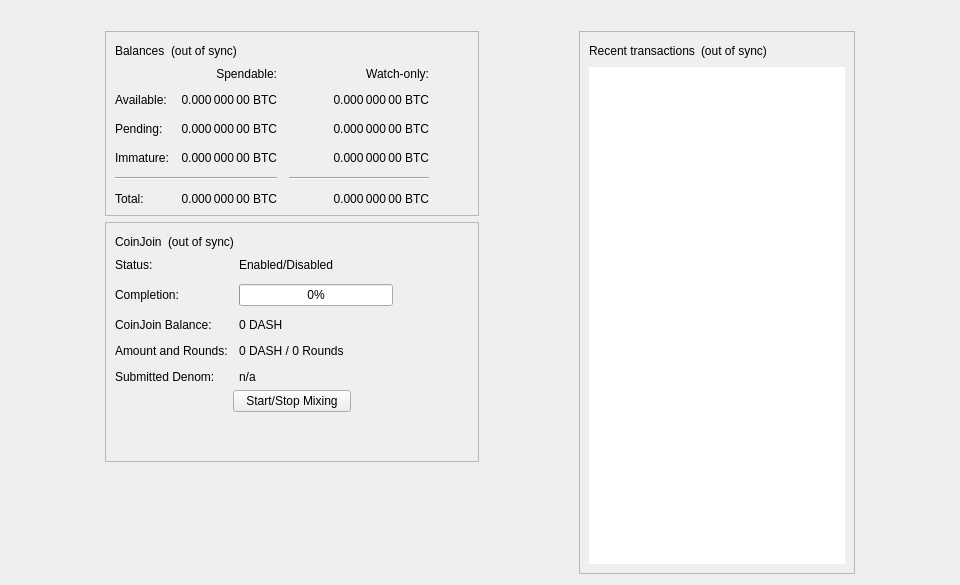
Before: the Qt Designer form src/qt/forms/overviewpage.ui in biblepay/biblepay, drawn with Qt 5.
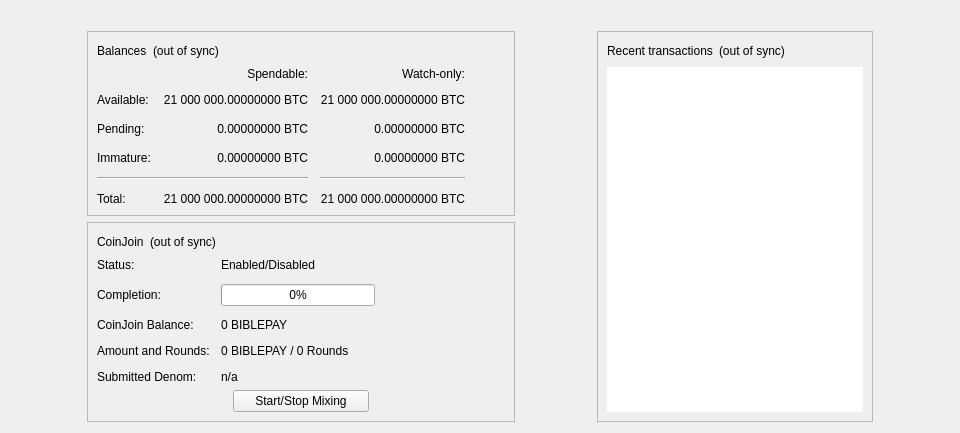
After: the same form once the commit is applied.

What changed in the file:
```diff
--- a/src/qt/forms/overviewpage.ui
+++ b/src/qt/forms/overviewpage.ui
@@ -6,8 +6,8 @@
    <rect>
     <x>0</x>
     <y>0</y>
-    <width>960</width>
-    <height>585</height>
+    <width>798</width>
+    <height>318</height>
    </rect>
   </property>
   <property name="minimumSize">
@@ -116,7 +116,7 @@
                <string>Unconfirmed transactions to watch-only addresses</string>
               </property>
               <property name="text">
-               <string notr="true">0.000 000 00 BTC</string>
+               <string notr="true">0.00000000 BTC</string>
               </property>
               <property name="alignment">
                <set>Qt::AlignRight|Qt::AlignTrailing|Qt::AlignVCenter</set>
@@ -135,7 +135,7 @@
                <string>Total of transactions that have yet to be confirmed, and do not yet count toward the spendable balance</string>
               </property>
               <property name="text">
-               <string notr="true">0.000 000 00 BTC</string>
+               <string notr="true">0.00000000 BTC</string>
               </property>
               <property name="alignment">
                <set>Qt::AlignRight|Qt::AlignTrailing|Qt::AlignVCenter</set>
@@ -154,7 +154,7 @@
                <string>Mined balance in watch-only addresses that has not yet matured</string>
               </property>
               <property name="text">
-               <string notr="true">0.000 000 00 BTC</string>
+               <string notr="true">0.00000000 BTC</string>
               </property>
               <property name="alignment">
                <set>Qt::AlignRight|Qt::AlignTrailing|Qt::AlignVCenter</set>
@@ -206,7 +206,7 @@
                <string>Mined balance that has not yet matured</string>
               </property>
               <property name="text">
-               <string notr="true">0.000 000 00 BTC</string>
+               <string notr="true">0.00000000 BTC</string>
               </property>
               <property name="alignment">
                <set>Qt::AlignRight|Qt::AlignTrailing|Qt::AlignVCenter</set>
@@ -245,7 +245,7 @@
                <string>Your current total balance</string>
               </property>
               <property name="text">
-               <string notr="true">0.000 000 00 BTC</string>
+               <string notr="true">21 000 000.00000000 BTC</string>
               </property>
               <property name="alignment">
                <set>Qt::AlignRight|Qt::AlignTrailing|Qt::AlignVCenter</set>
@@ -264,7 +264,7 @@
                <string>Current total balance in watch-only addresses</string>
               </property>
               <property name="text">
-               <string notr="true">0.000 000 00 BTC</string>
+               <string notr="true">21 000 000.00000000 BTC</string>
               </property>
               <property name="alignment">
                <set>Qt::AlignRight|Qt::AlignTrailing|Qt::AlignVCenter</set>
@@ -300,7 +300,7 @@
                <string>Your current spendable balance</string>
               </property>
               <property name="text">
-               <string notr="true">0.000 000 00 BTC</string>
+               <string notr="true">21 000 000.00000000 BTC</string>
               </property>
               <property name="alignment">
                <set>Qt::AlignRight|Qt::AlignTrailing|Qt::AlignVCenter</set>
@@ -319,7 +319,7 @@
                <string>Your current balance in watch-only addresses</string>
               </property>
               <property name="text">
-               <string notr="true">0.000 000 00 BTC</string>
+               <string notr="true">21 000 000.00000000 BTC</string>
               </property>
               <property name="alignment">
                <set>Qt::AlignRight|Qt::AlignTrailing|Qt::AlignVCenter</set>
@@ -455,7 +455,7 @@
             <item row="2" column="1">
              <widget class="QLabel" name="labelAnonymized">
               <property name="text">
-               <string notr="true">0 DASH</string>
+               <string notr="true">0 BIBLEPAY</string>
               </property>
              </widget>
             </item>
@@ -469,7 +469,7 @@
             <item row="3" column="1">
              <widget class="QLabel" name="labelAmountRounds">
               <property name="text">
-               <string>0 DASH / 0 Rounds</string>
+               <string>0 BIBLEPAY / 0 Rounds</string>
               </property>
              </widget>
             </item>
```
Left out of the diff: 6 changed lines with no effect on the pictures.
